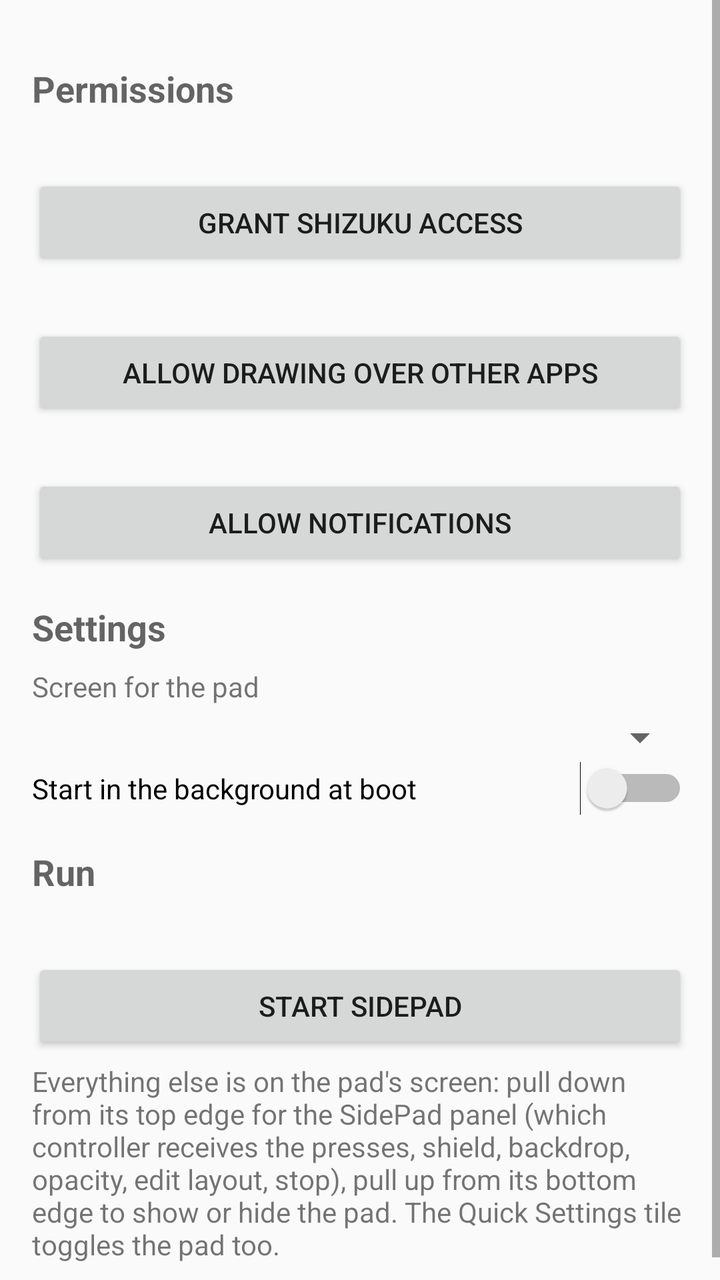
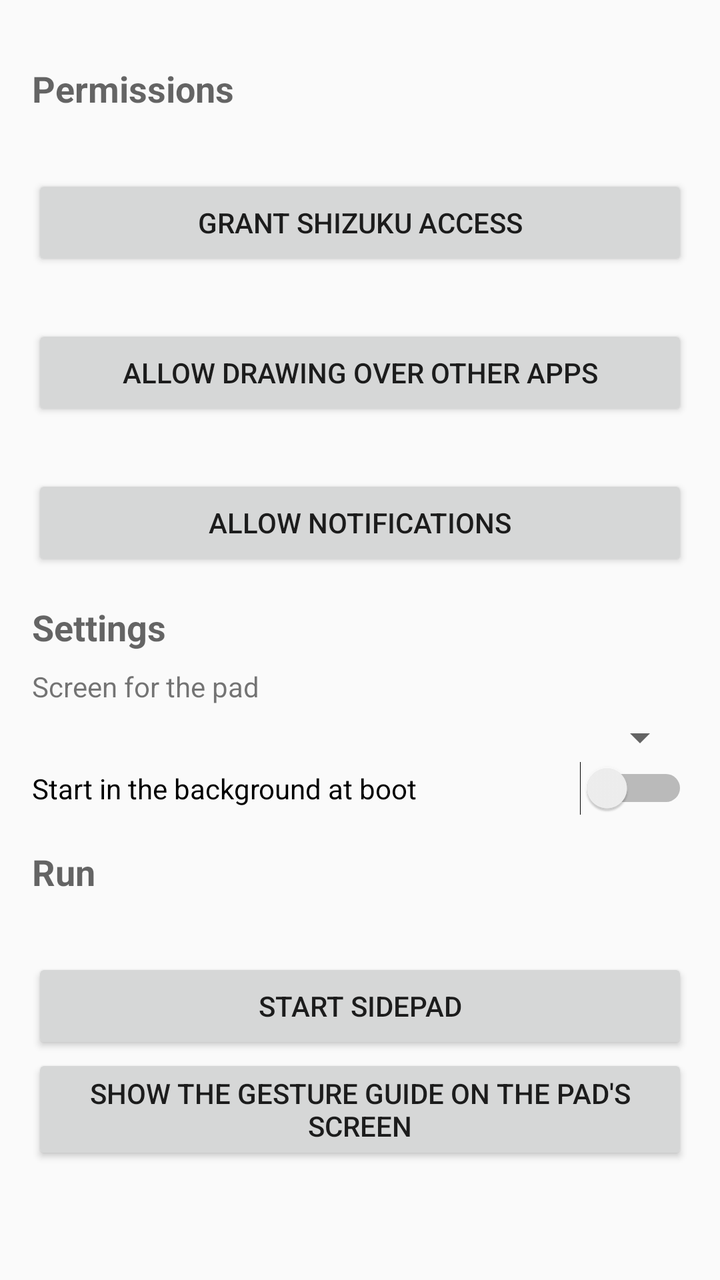

The first picture is an Android layout as it rendered before a commit; the second is the same layout after the commit. The layout source and the unified diff follow.
<!-- AndroidManifest.xml: application theme Theme.SidePad -->
<!-- res/layout/activity_main.xml -->
<?xml version="1.0" encoding="utf-8"?>
<ScrollView xmlns:android="http://schemas.android.com/apk/res/android"
    android:layout_width="match_parent"
    android:layout_height="match_parent">

    <LinearLayout
        android:layout_width="match_parent"
        android:layout_height="wrap_content"
        android:orientation="vertical"
        android:padding="16dp">

        <TextView style="@style/SectionHeader" android:text="Permissions" />
        <TextView android:id="@+id/shizukuStatus" style="@style/StatusLine" />
        <Button android:id="@+id/btnShizuku" style="@style/Row" android:text="Grant Shizuku access" />
        <TextView android:id="@+id/overlayStatus" style="@style/StatusLine" />
        <Button android:id="@+id/btnOverlay" style="@style/Row" android:text="Allow drawing over other apps" />
        <TextView android:id="@+id/notifStatus" style="@style/StatusLine" />
        <Button android:id="@+id/btnNotif" style="@style/Row" android:text="Allow notifications" />

        <TextView style="@style/SectionHeader" android:text="Settings" />
        <TextView style="@style/StatusLine" android:text="Screen for the pad" />
        <Spinner android:id="@+id/displaySpinner" android:layout_width="match_parent" android:layout_height="wrap_content" />
        <Switch android:id="@+id/bootSwitch" android:layout_width="match_parent" android:layout_height="wrap_content"
            android:text="Start in the background at boot" />

        <TextView style="@style/SectionHeader" android:text="Run" />
        <TextView android:id="@+id/serviceStatus" style="@style/StatusLine" />
        <Button android:id="@+id/btnStart" style="@style/Row" android:text="Start SidePad" />
        <TextView style="@style/StatusLine" android:text="Everything else is on the pad's screen: pull down from its top edge for the SidePad panel (which controller receives the presses, shield, backdrop, opacity, edit layout, stop), pull up from its bottom edge to show or hide the pad. The Quick Settings tile toggles the pad too." />
    </LinearLayout>
</ScrollView>
<!-- resources referenced by this layout -->
<resources>
  <style name="Row">
          <item name="android:layout_width">match_parent</item>
          <item name="android:layout_height">wrap_content</item>
      </style>
  <style name="SectionHeader">
          <item name="android:layout_width">match_parent</item>
          <item name="android:layout_height">wrap_content</item>
          <item name="android:textAppearance">?android:attr/textAppearanceMedium</item>
          <item name="android:textStyle">bold</item>
          <item name="android:paddingTop">16dp</item>
          <item name="android:paddingBottom">4dp</item>
      </style>
  <style name="StatusLine">
          <item name="android:layout_width">match_parent</item>
          <item name="android:layout_height">wrap_content</item>
          <item name="android:paddingTop">4dp</item>
          <item name="android:paddingBottom">4dp</item>
      </style>
  <style name="Theme.SidePad" parent="Theme.AppCompat.DayNight" />
</resources>

<!-- the commit's change to res/layout/activity_main.xml (unified diff, before → after) -->
@@ -26,6 +26,6 @@
         <TextView style="@style/SectionHeader" android:text="Run" />
         <TextView android:id="@+id/serviceStatus" style="@style/StatusLine" />
         <Button android:id="@+id/btnStart" style="@style/Row" android:text="Start SidePad" />
-        <TextView style="@style/StatusLine" android:text="Everything else is on the pad's screen: pull down from its top edge for the SidePad panel (which controller receives the presses, shield, backdrop, opacity, edit layout, stop), pull up from its bottom edge to show or hide the pad. The Quick Settings tile toggles the pad too." />
+        <Button android:id="@+id/btnGuide" style="@style/Row" android:text="Show the gesture guide on the pad's screen" />
     </LinearLayout>
 </ScrollView>
